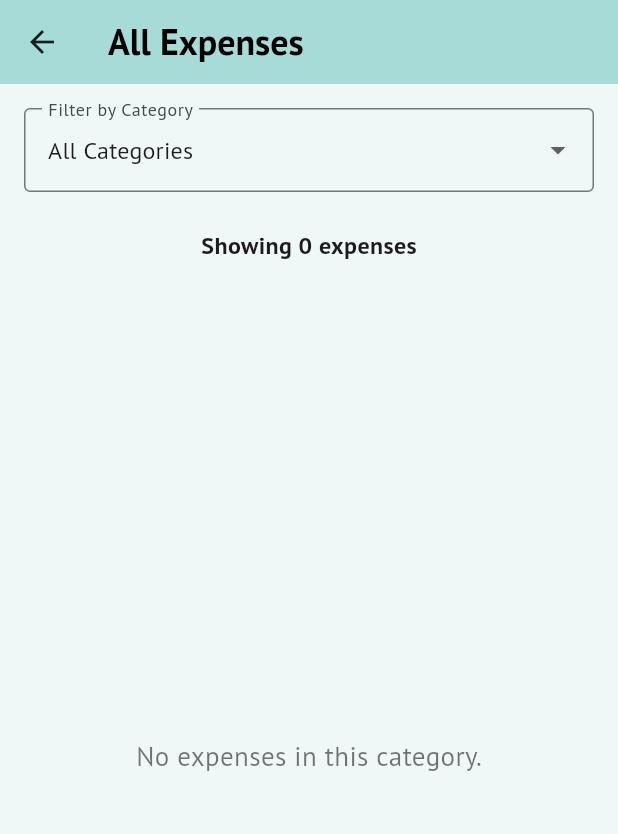
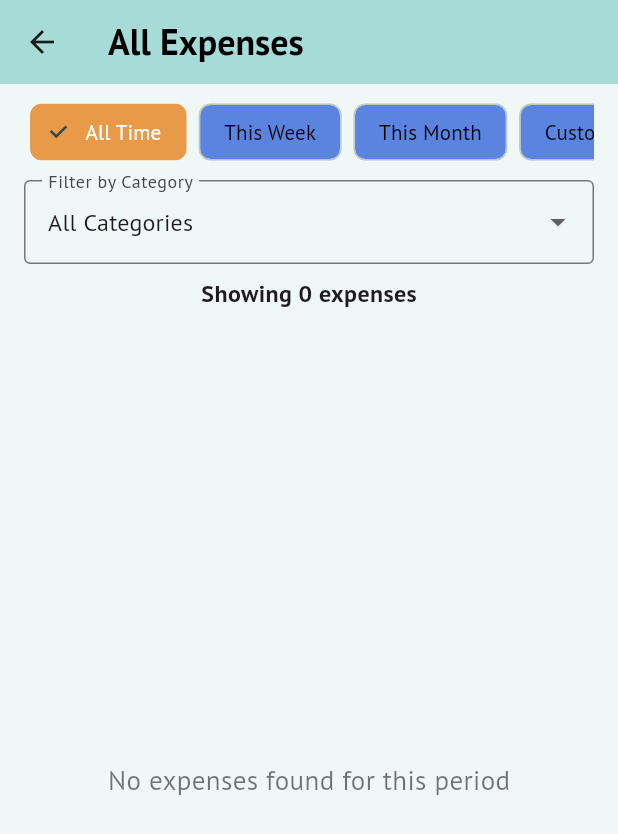
Before and after one commit to BamlakS/Split-Easy, a Flutter app: the ViewExpensesScreen screen opened directly, on a phone screen of 412 x 824 dp. Shown: the top 834 px of the screen. Run offline on Flutter 3.47's test engine with Material 3 defaults, Android fonts, the phone set to English and light mode, and no system bars; our stand-ins replace google_fonts.

Commit message:
feat: Implement date filtering for expenses

```diff
--- a/lib/screens/view_expenses_screen.dart
+++ b/lib/screens/view_expenses_screen.dart
@@ -6,6 +6,13 @@ import 'package:provider/provider.dart';
 import '../models/expense.dart';
 import '../providers/expense_provider.dart';
 import './edit_expense_screen.dart';
+
+enum DateFilter {
+  allTime,
+  thisWeek,
+  thisMonth,
+  custom,
+}
 
 class ViewExpensesScreen extends StatefulWidget {
   const ViewExpensesScreen({super.key});
@@ -25,6 +32,9 @@ class _ViewExpensesScreenState extends State<ViewExpensesScreen> {
     'Other'
   ];
 
+  DateFilter _selectedDateFilter = DateFilter.allTime;
+  DateTimeRange? _customDateRange;
+
   void _confirmDelete(BuildContext context, String expenseId) {
     showDialog(
       context: context,
@@ -41,8 +51,7 @@ class _ViewExpensesScreenState extends State<ViewExpensesScreen> {
           TextButton(
             child: const Text('Delete', style: TextStyle(color: Colors.red)),
             onPressed: () {
-              Provider.of<ExpenseProvider>(context, listen: false)
-                  .deleteExpense(expenseId);
+              Provider.of<ExpenseProvider>(context, listen: false).deleteExpense(expenseId);
               Navigator.of(ctx).pop();
               ScaffoldMessenger.of(context).showSnackBar(
                 const SnackBar(
@@ -72,15 +81,64 @@ class _ViewExpensesScreenState extends State<ViewExpensesScreen> {
     }
   }
 
+  void _selectDateFilter(DateFilter filter) async {
+    if (filter == DateFilter.custom) {
+      final picked = await showDateRangePicker(
+        context: context,
+        firstDate: DateTime(2022),
+        lastDate: DateTime.now(),
+        initialDateRange: _customDateRange,
+      );
+      if (picked != null) {
+        setState(() {
+          _customDateRange = picked;
+          _selectedDateFilter = DateFilter.custom;
+        });
+      }
+    } else {
+      setState(() {
+        _selectedDateFilter = filter;
+        _customDateRange = null;
+      });
+    }
+  }
+
   @override
   Widget build(BuildContext context) {
     final expenseProvider = Provider.of<ExpenseProvider>(context);
     final allExpenses = expenseProvider.expenses;
     allExpenses.sort((a, b) => b.date.compareTo(a.date));
 
-    final filteredExpenses = _selectedCategory == 'All Categories'
-        ? allExpenses
-        : allExpenses.where((exp) => exp.category == _selectedCategory).toList();
+    List<Expense> filteredExpenses = allExpenses;
+
+    // Category Filter
+    if (_selectedCategory != 'All Categories') {
+      filteredExpenses = filteredExpenses.where((exp) => exp.category == _selectedCategory).toList();
+    }
+
+    // Date Filter
+    final now = DateTime.now();
+    switch (_selectedDateFilter) {
+      case DateFilter.thisWeek:
+        final startOfWeek = now.subtract(Duration(days: now.weekday - 1));
+        filteredExpenses = filteredExpenses.where((exp) => exp.date.isAfter(startOfWeek)).toList();
+        break;
+      case DateFilter.thisMonth:
+        filteredExpenses =
+            filteredExpenses.where((exp) => exp.date.month == now.month && exp.date.year == now.year).toList();
+        break;
+      case DateFilter.custom:
+        if (_customDateRange != null) {
+          filteredExpenses = filteredExpenses
+              .where((exp) =>
+                  exp.date.isAfter(_customDateRange!.start.subtract(const Duration(days: 1))) &&
+                  exp.date.isBefore(_customDateRange!.end.add(const Duration(days: 1))))
+              .toList();
+        }
+        break;
+      case DateFilter.allTime:
+        break;
+    }
 
     return Scaffold(
       backgroundColor: const Color(0xFFF0F8F7),
@@ -89,8 +147,25 @@ class _ViewExpensesScreenState extends State<ViewExpensesScreen> {
       ),
       body: Column(
         children: [
+          // Date Filters
           Padding(
-            padding: const EdgeInsets.all(16.0),
+            padding: const EdgeInsets.symmetric(horizontal: 16.0, vertical: 8.0),
+            child: SingleChildScrollView(
+              scrollDirection: Axis.horizontal,
+              child: Row(
+                children: [
+                  _buildFilterChip(DateFilter.allTime, 'All Time'),
+                  _buildFilterChip(DateFilter.thisWeek, 'This Week'),
+                  _buildFilterChip(DateFilter.thisMonth, 'This Month'),
+                  _buildFilterChip(DateFilter.custom, _getCustomDateLabel()),
+                ],
+              ),
+            ),
+          ),
+
+          // Category Filter
+          Padding(
+            padding: const EdgeInsets.symmetric(horizontal: 16.0),
             child: DropdownButtonFormField<String>(
               value: _selectedCategory,
               decoration: const InputDecoration(
@@ -110,10 +185,11 @@ class _ViewExpensesScreenState extends State<ViewExpensesScreen> {
               },
             ),
           ),
+
           Padding(
             padding: const EdgeInsets.symmetric(horizontal: 16.0, vertical: 8.0),
             child: Text(
-              'Showing ${filteredExpenses.length} ${_selectedCategory == 'All Categories' ? 'expenses' : _selectedCategory + ' expenses'}',
+              'Showing ${filteredExpenses.length} expenses',
               style: const TextStyle(fontSize: 16, fontWeight: FontWeight.bold),
             ),
           ),
@@ -121,7 +197,7 @@ class _ViewExpensesScreenState extends State<ViewExpensesScreen> {
             child: filteredExpenses.isEmpty
                 ? const Center(
                     child: Text(
-                      'No expenses in this category.',
+                      'No expenses found for this period',
                       style: TextStyle(fontSize: 18, color: Colors.black54),
                     ),
                   )
@@ -151,8 +227,7 @@ class _ViewExpensesScreenState extends State<ViewExpensesScreen> {
                                       const SizedBox(width: 8),
                                       Text(
                                         expense.category,
-                                    style: TextStyle(
-                                        fontSize: 14, color: Colors.grey[600]),
+                                        style: TextStyle(fontSize: 14, color: Colors.grey[600]),
                                       ),
                                     ],
                                   ),
@@ -163,17 +238,14 @@ class _ViewExpensesScreenState extends State<ViewExpensesScreen> {
                                         onPressed: () {
                                           Navigator.of(context).push(
                                             MaterialPageRoute(
-                                              builder: (context) =>
-                                                  EditExpenseScreen(expense: expense),
+                                              builder: (context) => EditExpenseScreen(expense: expense),
                                             ),
                                           );
                                         },
                                       ),
                                       IconButton(
-                                        icon: Icon(Icons.delete,
-                                            color: Colors.red.shade300),
-                                        onPressed: () =>
-                                            _confirmDelete(context, expense.id),
+                                        icon: Icon(Icons.delete, color: Colors.red.shade300),
+                                        onPressed: () => _confirmDelete(context, expense.id),
                                       ),
                                     ],
                                   ),
@@ -217,6 +289,32 @@ class _ViewExpensesScreenState extends State<ViewExpensesScreen> {
     );
   }
 
+  String _getCustomDateLabel() {
+    if (_customDateRange != null) {
+      return '${DateFormat('MMM d').format(_customDateRange!.start)} - ${DateFormat('MMM d').format(_customDateRange!.end)}';
+    }
+    return 'Custom Range';
+  }
+
+  Widget _buildFilterChip(DateFilter filter, String label) {
+    final isSelected = _selectedDateFilter == filter;
+    return Padding(
+      padding: const EdgeInsets.symmetric(horizontal: 4.0),
+      child: ChoiceChip(
+        label: Text(label),
+        selected: isSelected,
+        onSelected: (selected) {
+          if (selected) {
+            _selectDateFilter(filter);
+          }
+        },
+        selectedColor: const Color(0xFFE89A49),
+        backgroundColor: const Color.fromARGB(255, 90, 132, 224),
+        labelStyle: TextStyle(color: isSelected ? Colors.white : Colors.black),
+      ),
+    );
+  }
+
   Widget _buildSplitBetween(Expense expense) {
     final splitDetails = expense.splitAmong.map((split) {
       return '${split['name']} owes \$${(split['owes'] as double).toStringAsFixed(2)}';
```
Lines whose indentation alone changed are shown as unchanged.
